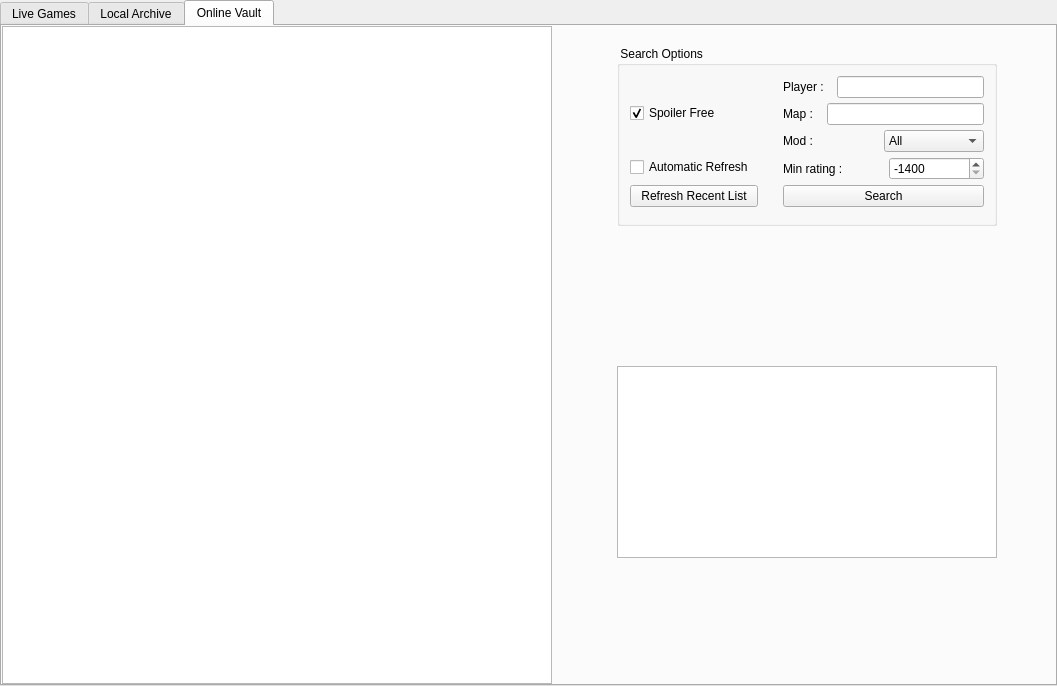
FAForever/client, file res/replays/replays.ui: the form before one commit.
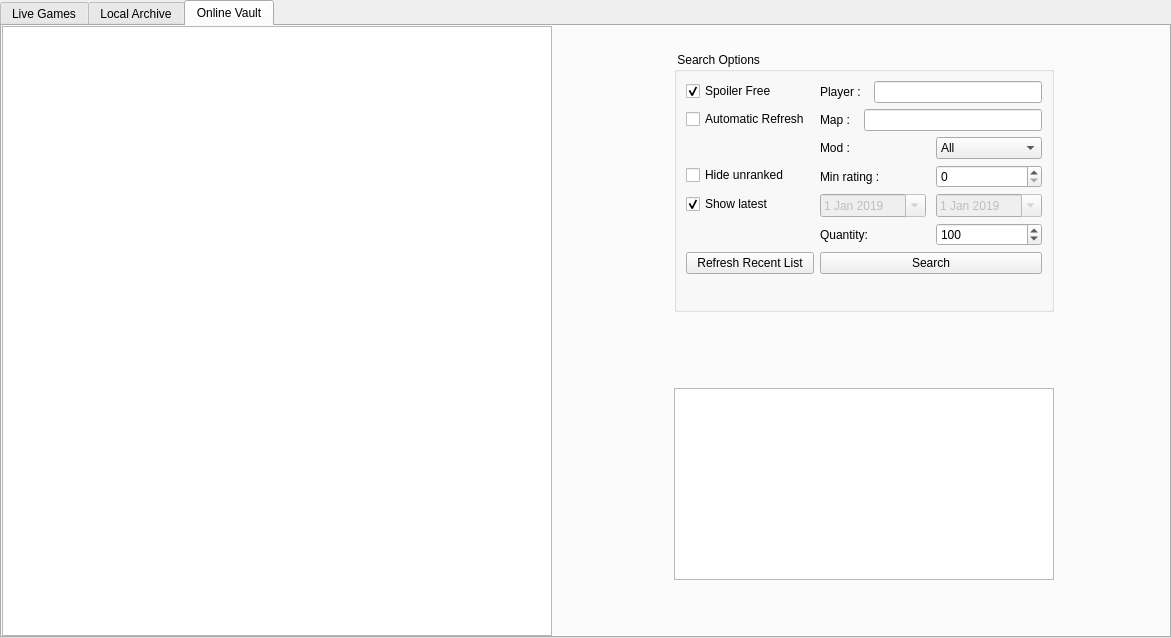
The form after the commit.

Commit message: Replay vault: date filter, quantity, hide unranked

Diff of the .ui file:
```diff
--- a/res/replays/replays.ui
+++ b/res/replays/replays.ui
@@ -6,8 +6,8 @@
    <rect>
     <x>0</x>
     <y>0</y>
-    <width>1057</width>
-    <height>686</height>
+    <width>1171</width>
+    <height>638</height>
    </rect>
   </property>
   <property name="windowTitle">
@@ -316,7 +316,7 @@
       <property name="minimumSize">
        <size>
         <width>400</width>
-        <height>200</height>
+        <height>300</height>
        </size>
       </property>
       <property name="sizeIncrement">
@@ -392,13 +392,13 @@
          <property name="minimumSize">
           <size>
            <width>380</width>
-           <height>180</height>
+           <height>260</height>
           </size>
          </property>
          <property name="maximumSize">
           <size>
            <width>380</width>
-           <height>180</height>
+           <height>260</height>
           </size>
          </property>
          <property name="title">
@@ -411,30 +411,28 @@
           <bool>true</bool>
          </property>
          <layout class="QFormLayout" name="formLayout">
-          <property name="fieldGrowthPolicy">
-           <enum>QFormLayout::AllNonFixedFieldsGrow</enum>
-          </property>
-          <property name="rowWrapPolicy">
-           <enum>QFormLayout::DontWrapRows</enum>
-          </property>
-          <property name="horizontalSpacing">
-           <number>25</number>
-          </property>
-          <property name="verticalSpacing">
-           <number>5</number>
-          </property>
-          <property name="leftMargin">
-           <number>10</number>
-          </property>
-          <property name="topMargin">
-           <number>10</number>
-          </property>
-          <property name="rightMargin">
-           <number>10</number>
-          </property>
-          <property name="bottomMargin">
-           <number>10</number>
-          </property>
+          <item row="0" column="0">
+           <widget class="QCheckBox" name="spoilerCheckbox">
+            <property name="sizePolicy">
+             <sizepolicy hsizetype="Fixed" vsizetype="Fixed">
+              <horstretch>0</horstretch>
+              <verstretch>0</verstretch>
+             </sizepolicy>
+            </property>
+            <property name="minimumSize">
+             <size>
+              <width>80</width>
+              <height>20</height>
+             </size>
+            </property>
+            <property name="text">
+             <string>Spoiler Free</string>
+            </property>
+            <property name="checked">
+             <bool>true</bool>
+            </property>
+           </widget>
+          </item>
           <item row="0" column="1">
            <layout class="QHBoxLayout" name="horizontalLayout">
             <property name="spacing">
@@ -458,6 +456,31 @@
             </item>
            </layout>
           </item>
+          <item row="1" column="0">
+           <widget class="QCheckBox" name="automaticCheckbox">
+            <property name="sizePolicy">
+             <sizepolicy hsizetype="Fixed" vsizetype="Fixed">
+              <horstretch>0</horstretch>
+              <verstretch>0</verstretch>
+             </sizepolicy>
+            </property>
+            <property name="minimumSize">
+             <size>
+              <width>80</width>
+              <height>20</height>
+             </size>
+            </property>
+            <property name="toolTip">
+             <string>reloads recent Replays on Tab reentry&lt;br&gt;'...same as it ever was ... same as it ever was'</string>
+            </property>
+            <property name="text">
+             <string>Automatic Refresh</string>
+            </property>
+            <property name="checked">
+             <bool>false</bool>
+            </property>
+           </widget>
+          </item>
           <item row="1" column="1">
            <layout class="QHBoxLayout" name="horizontalLayout_2">
             <property name="spacing">
@@ -525,6 +548,34 @@
             </item>
            </layout>
           </item>
+          <item row="3" column="0">
+           <widget class="QCheckBox" name="hideUnrCheckbox">
+            <property name="enabled">
+             <bool>true</bool>
+            </property>
+            <property name="sizePolicy">
+             <sizepolicy hsizetype="Fixed" vsizetype="Fixed">
+              <horstretch>0</horstretch>
+              <verstretch>0</verstretch>
+             </sizepolicy>
+            </property>
+            <property name="minimumSize">
+             <size>
+              <width>80</width>
+              <height>20</height>
+             </size>
+            </property>
+            <property name="toolTip">
+             <string/>
+            </property>
+            <property name="text">
+             <string>Hide unranked</string>
+            </property>
+            <property name="checked">
+             <bool>false</bool>
+            </property>
+           </widget>
+          </item>
           <item row="3" column="1">
            <layout class="QHBoxLayout" name="horizontalLayout_4">
             <property name="spacing">
@@ -555,7 +606,7 @@
                <string notr="true"/>
               </property>
               <property name="minimum">
-               <number>-1400</number>
+               <number>0</number>
               </property>
               <property name="maximum">
                <number>3000</number>
@@ -564,20 +615,165 @@
                <number>100</number>
               </property>
               <property name="value">
-               <number>-1400</number>
+               <number>0</number>
               </property>
              </widget>
             </item>
            </layout>
           </item>
-          <item row="4" column="1">
-           <widget class="QPushButton" name="searchButton">
-            <property name="text">
-             <string>Search</string>
-            </property>
-           </widget>
-          </item>
           <item row="4" column="0">
+           <widget class="QCheckBox" name="showLatestCheckbox">
+            <property name="sizePolicy">
+             <sizepolicy hsizetype="Fixed" vsizetype="Fixed">
+              <horstretch>0</horstretch>
+              <verstretch>0</verstretch>
+             </sizepolicy>
+            </property>
+            <property name="minimumSize">
+             <size>
+              <width>80</width>
+              <height>20</height>
+             </size>
+            </property>
+            <property name="toolTip">
+             <string/>
+            </property>
+            <property name="text">
+             <string>Show latest</string>
+            </property>
+            <property name="checked">
+             <bool>true</bool>
+            </property>
+           </widget>
+          </item>
+          <item row="4" column="1">
+           <layout class="QHBoxLayout" name="horizontalLayout_5">
+            <property name="spacing">
+             <number>10</number>
+            </property>
+            <item>
+             <widget class="QDateEdit" name="dateStart">
+              <property name="enabled">
+               <bool>false</bool>
+              </property>
+              <property name="dateTime">
+               <datetime>
+                <hour>0</hour>
+                <minute>0</minute>
+                <second>0</second>
+                <year>2019</year>
+                <month>1</month>
+                <day>1</day>
+               </datetime>
+              </property>
+              <property name="maximumDate">
+               <date>
+                <year>2050</year>
+                <month>12</month>
+                <day>31</day>
+               </date>
+              </property>
+              <property name="minimumDate">
+               <date>
+                <year>2010</year>
+                <month>1</month>
+                <day>1</day>
+               </date>
+              </property>
+              <property name="calendarPopup">
+               <bool>true</bool>
+              </property>
+             </widget>
+            </item>
+            <item>
+             <widget class="QDateEdit" name="dateEnd">
+              <property name="enabled">
+               <bool>false</bool>
+              </property>
+              <property name="dateTime">
+               <datetime>
+                <hour>23</hour>
+                <minute>59</minute>
+                <second>59</second>
+                <year>2019</year>
+                <month>1</month>
+                <day>1</day>
+               </datetime>
+              </property>
+              <property name="time">
+               <time>
+                <hour>23</hour>
+                <minute>59</minute>
+                <second>59</second>
+               </time>
+              </property>
+              <property name="maximumDate">
+               <date>
+                <year>2050</year>
+                <month>12</month>
+                <day>31</day>
+               </date>
+              </property>
+              <property name="minimumDate">
+               <date>
+                <year>2010</year>
+                <month>1</month>
+                <day>1</day>
+               </date>
+              </property>
+              <property name="calendarPopup">
+               <bool>true</bool>
+              </property>
+             </widget>
+            </item>
+           </layout>
+          </item>
+          <item row="5" column="1">
+           <layout class="QHBoxLayout" name="horizontalLayout_6">
+            <property name="spacing">
+             <number>10</number>
+            </property>
+            <item>
+             <widget class="QLabel" name="label_6">
+              <property name="autoFillBackground">
+               <bool>false</bool>
+              </property>
+              <property name="styleSheet">
+               <string notr="true"/>
+              </property>
+              <property name="text">
+               <string>Quantity:</string>
+              </property>
+             </widget>
+            </item>
+            <item>
+             <widget class="QSpinBox" name="quantity">
+              <property name="minimumSize">
+               <size>
+                <width>50</width>
+                <height>0</height>
+               </size>
+              </property>
+              <property name="styleSheet">
+               <string notr="true"/>
+              </property>
+              <property name="minimum">
+               <number>1</number>
+              </property>
+              <property name="maximum">
+               <number>300</number>
+              </property>
+              <property name="singleStep">
+               <number>50</number>
+              </property>
+              <property name="value">
+               <number>100</number>
+              </property>
+             </widget>
+            </item>
+           </layout>
+          </item>
+          <item row="6" column="0">
            <widget class="QPushButton" name="RefreshResetButton">
             <property name="minimumSize">
              <size>
@@ -590,57 +786,10 @@
             </property>
            </widget>
           </item>
-          <item row="3" column="0">
-           <widget class="QCheckBox" name="automaticCheckbox">
-            <property name="sizePolicy">
-             <sizepolicy hsizetype="Fixed" vsizetype="Fixed">
-              <horstretch>0</horstretch>
-              <verstretch>0</verstretch>
-             </sizepolicy>
-            </property>
-            <property name="minimumSize">
-             <size>
-              <width>80</width>
-              <height>20</height>
-             </size>
-            </property>
-            <property name="toolTip">
-             <string>reloads recent Replays on Tab reentry&lt;br&gt;'...same as it ever was ... same as it ever was'</string>
-            </property>
+          <item row="6" column="1">
+           <widget class="QPushButton" name="searchButton">
             <property name="text">
-             <string>Automatic Refresh</string>
-            </property>
-            <property name="checked">
-             <bool>false</bool>
-            </property>
-           </widget>
-          </item>
-          <item row="1" column="0">
-           <widget class="QCheckBox" name="spoilerCheckbox">
-            <property name="sizePolicy">
-             <sizepolicy hsizetype="Fixed" vsizetype="Fixed">
-              <horstretch>0</horstretch>
-              <verstretch>0</verstretch>
-             </sizepolicy>
-            </property>
-            <property name="minimumSize">
-             <size>
-              <width>80</width>
-              <height>20</height>
-             </size>
-            </property>
-            <property name="text">
-             <string>Spoiler Free</string>
-            </property>
-            <property name="checked">
-             <bool>true</bool>
-            </property>
-           </widget>
-          </item>
-          <item row="2" column="0">
-           <widget class="QLabel" name="searchInfoLabel">
-            <property name="text">
-             <string/>
+             <string>Search</string>
             </property>
            </widget>
           </item>
```
Left out of the diff: 117 changed lines with no effect on the pictures. The commit also changes 5 other files.
